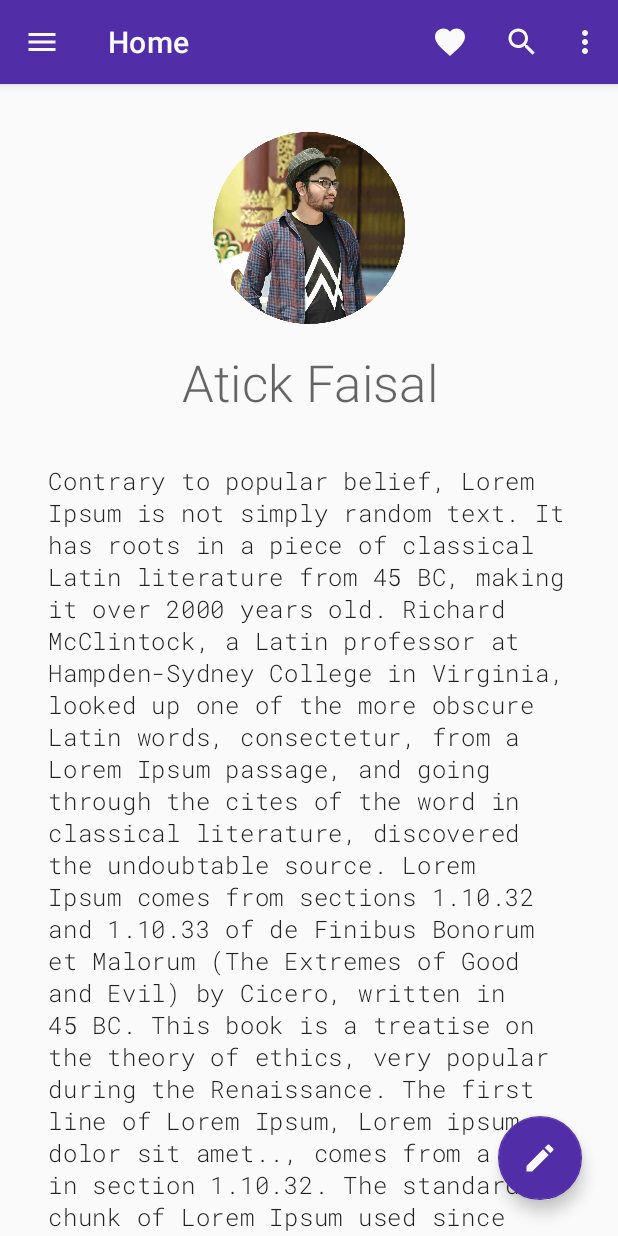
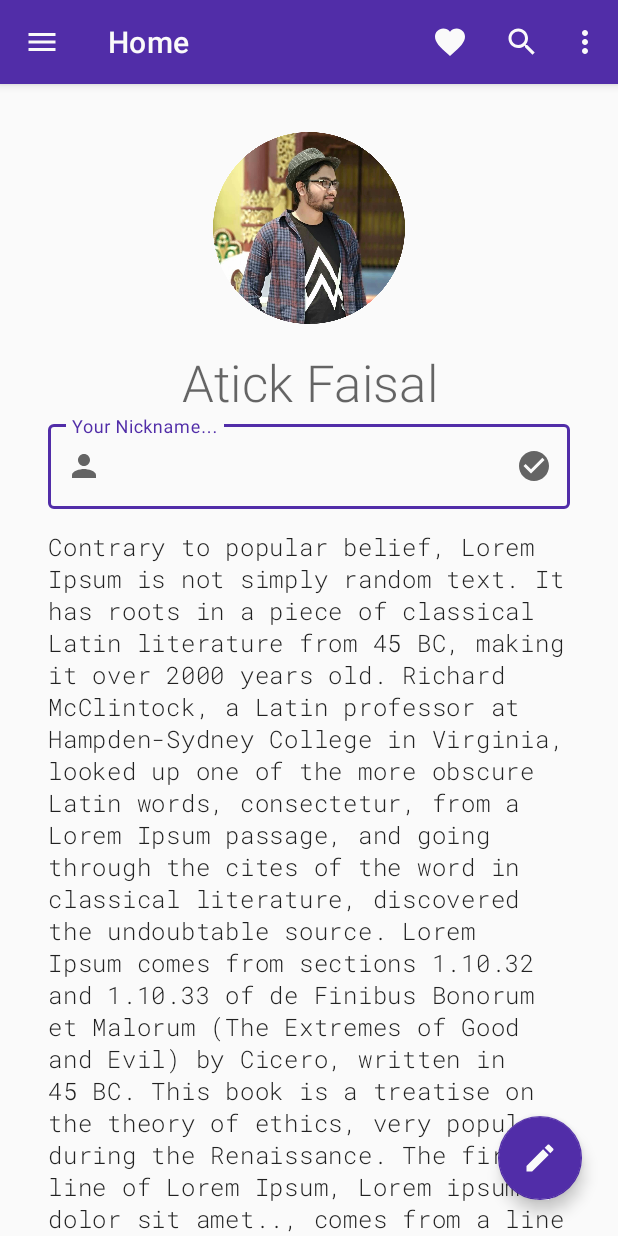
Before and after one commit to atick-faisal/Android-Kotlin-Fundamentals, an Android app: the screen it shows after launch (MainActivity), on a phone screen of 412 x 824 dp. Run offline under Robolectric (Android 15) with nearby library versions, the phone set to English and light mode, and no system bars.

Commit message:
about me done

```diff
--- a/AboutMe/app/src/main/java/ai/atick/aboutme/MainActivity.kt
+++ b/AboutMe/app/src/main/java/ai/atick/aboutme/MainActivity.kt
@@ -1,12 +1,41 @@
 package ai.atick.aboutme
 
+import android.content.Context
+import android.os.Bundle
+import android.view.View
+import android.view.inputmethod.InputMethodManager
 import androidx.appcompat.app.AppCompatActivity
-import android.os.Bundle
+import kotlinx.android.synthetic.main.activity_main.*
 
 class MainActivity : AppCompatActivity() {
 
     override fun onCreate(savedInstanceState: Bundle?) {
         super.onCreate(savedInstanceState)
         setContentView(R.layout.activity_main)
+
+        edit_nickname_layout.setEndIconOnClickListener { view ->
+            edit_nickname_layout.visibility = View.GONE
+            text_nickname.text = edit_nickname.text.toString()
+            text_nickname.visibility = View.VISIBLE
+            hideKeyboard(view)
+        }
+
+        text_nickname.setOnClickListener { view ->
+            view.visibility = View.GONE
+            edit_nickname_layout.visibility = View.VISIBLE
+            edit_nickname.requestFocus()
+            showKeyboard()
+        }
+    }
+
+    private fun hideKeyboard(view: View) {
+        val inputMethodManager =
+            getSystemService(Context.INPUT_METHOD_SERVICE) as InputMethodManager
+        inputMethodManager.hideSoftInputFromWindow(view.windowToken, 0)
+    }
+
+    private fun showKeyboard() {
+        val imm = getSystemService(Context.INPUT_METHOD_SERVICE) as InputMethodManager
+        imm.showSoftInput(edit_nickname, 0)
     }
 }
--- /dev/null
+++ b/AboutMe/app/src/main/res/drawable/ic_check_circle.xml
@@ -0,0 +1,5 @@
+<vector android:height="24dp" android:tint="#212121"
+    android:viewportHeight="24.0" android:viewportWidth="24.0"
+    android:width="24dp" xmlns:android="http://schemas.android.com/apk/res/android">
+    <path android:fillColor="#FF000000" android:pathData="M12,2C6.48,2 2,6.48 2,12s4.48,10 10,10 10,-4.48 10,-10S17.52,2 12,2zM10,17l-5,-5 1.41,-1.41L10,14.17l7.59,-7.59L19,8l-9,9z"/>
+</vector>
--- /dev/null
+++ b/AboutMe/app/src/main/res/drawable/ic_person.xml
@@ -0,0 +1,5 @@
+<vector android:height="24dp" android:tint="#212121"
+    android:viewportHeight="24.0" android:viewportWidth="24.0"
+    android:width="24dp" xmlns:android="http://schemas.android.com/apk/res/android">
+    <path android:fillColor="#FF000000" android:pathData="M12,12c2.21,0 4,-1.79 4,-4s-1.79,-4 -4,-4 -4,1.79 -4,4 1.79,4 4,4zM12,14c-2.67,0 -8,1.34 -8,4v2h16v-2c0,-2.66 -5.33,-4 -8,-4z"/>
+</vector>
--- a/AboutMe/app/src/main/res/layout/activity_main.xml
+++ b/AboutMe/app/src/main/res/layout/activity_main.xml
@@ -2,9 +2,11 @@
 <RelativeLayout xmlns:android="http://schemas.android.com/apk/res/android"
     xmlns:app="http://schemas.android.com/apk/res-auto"
     xmlns:tools="http://schemas.android.com/tools"
+    android:id="@+id/relative_layout"
     android:layout_width="match_parent"
+    android:layout_height="match_parent"
+    android:animateLayoutChanges="true"
     android:orientation="vertical"
-    android:layout_height="match_parent"
     tools:context=".MainActivity">
 
     <com.google.android.material.appbar.AppBarLayout
@@ -27,41 +29,76 @@
         android:id="@+id/fab"
         android:layout_width="wrap_content"
         android:layout_height="wrap_content"
+        android:layout_alignParentEnd="true"
+        android:layout_alignParentBottom="true"
         android:layout_marginEnd="24dp"
         android:layout_marginBottom="24dp"
         android:clickable="true"
-        android:layout_alignParentEnd="true"
-        android:layout_alignParentBottom="true"
         app:srcCompat="@drawable/ic_fab_edit" />
 
     <ImageView
         android:id="@+id/profile_image"
         android:layout_width="match_parent"
         android:layout_height="160dp"
+        android:layout_below="@id/appBarLayout"
+        android:contentDescription="@string/my_name"
         android:paddingTop="32dp"
-        android:src="@drawable/atick_image"
-        android:layout_below="@id/appBarLayout"/>
+        android:src="@drawable/atick_image" />
 
     <com.google.android.material.textview.MaterialTextView
         android:id="@+id/text_name"
         android:layout_width="match_parent"
         android:layout_height="wrap_content"
+        android:layout_below="@id/profile_image"
+        android:fontFamily="sans-serif-light"
+        android:paddingStart="16dp"
         android:paddingTop="16dp"
-        android:paddingStart="16dp"
         android:paddingEnd="16dp"
-        android:fontFamily="sans-serif-light"
+        android:text="@string/my_name"
         android:textAlignment="center"
+        android:textAppearance="@style/TextAppearance.MaterialComponents.Headline4" />
+
+    <com.google.android.material.button.MaterialButton
+        android:id="@+id/text_nickname"
+        android:layout_width="wrap_content"
+        android:layout_height="wrap_content"
+        android:layout_below="@id/text_name"
+        android:layout_centerHorizontal="true"
         android:text="@string/my_name"
-        android:textAppearance="@style/TextAppearance.MaterialComponents.Headline4"
-        android:layout_below="@id/profile_image"/>
+        style="@style/Widget.MaterialComponents.Button.OutlinedButton"
+        android:visibility="gone" />
+
+    <com.google.android.material.textfield.TextInputLayout
+        android:id="@+id/edit_nickname_layout"
+        style="@style/Widget.MaterialComponents.TextInputLayout.OutlinedBox"
+        android:layout_width="match_parent"
+        android:layout_height="wrap_content"
+        android:layout_below="@+id/text_name"
+        android:layout_centerHorizontal="true"
+        android:layout_marginStart="32dp"
+        android:layout_marginEnd="32dp"
+        android:hint="@string/label_nickname"
+        app:endIconDrawable="@drawable/ic_check_circle"
+        app:endIconMode="custom"
+        app:startIconDrawable="@drawable/ic_person">
+
+        <com.google.android.material.textfield.TextInputEditText
+            android:id="@+id/edit_nickname"
+            android:layout_width="match_parent"
+            android:layout_height="wrap_content"
+            android:inputType="textPersonName" />
+
+    </com.google.android.material.textfield.TextInputLayout>
 
     <ScrollView
+        android:id="@+id/text_about_me"
         android:layout_width="wrap_content"
         android:layout_height="wrap_content"
+        android:layout_below="@id/text_name"
+        android:layout_marginTop="60dp"
         android:paddingStart="32dp"
-        android:paddingTop="32dp"
-        android:paddingEnd="32dp"
-        android:layout_below="@id/text_name">
+        android:paddingTop="16dp"
+        android:paddingEnd="32dp">
 
         <TextView
             android:layout_width="match_parent"
--- a/AboutMe/app/src/main/res/values/strings.xml
+++ b/AboutMe/app/src/main/res/values/strings.xml
@@ -12,4 +12,5 @@
 
 The standard chunk of Lorem Ipsum used since the 1500s is reproduced below for those interested. Sections 1.10.32 and 1.10.33 from "de Finibus Bonorum et Malorum" by Cicero are also reproduced in their exact original form, accompanied by English versions from the 1914 translation by H. Rackham.
     \n There are many variations of passages of Lorem Ipsum available, but the majority have suffered alteration in some form, by injected humour, or randomised words which don\'t look even slightly believable. If you are going to use a passage of Lorem Ipsum, you need to be sure there isn\'t anything embarrassing hidden in the middle of text. All the Lorem Ipsum generators on the Internet tend to repeat predefined chunks as necessary, making this the first true generator on the Internet. It uses a dictionary of over 200 Latin words, combined with a handful of model sentence structures, to generate Lorem Ipsum which looks reasonable. The generated Lorem Ipsum is therefore always free from repetition, injected humour, or non-characteristic words etc.</string>
+    <string name="label_nickname">Your Nickname...</string>
 </resources>
```
